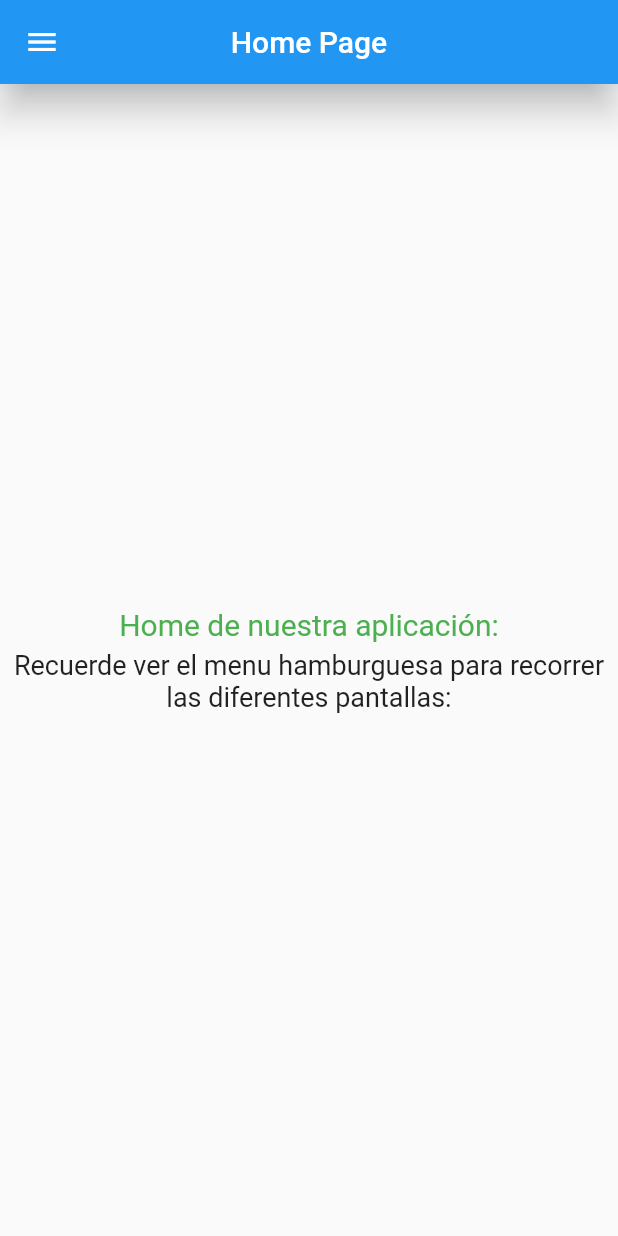
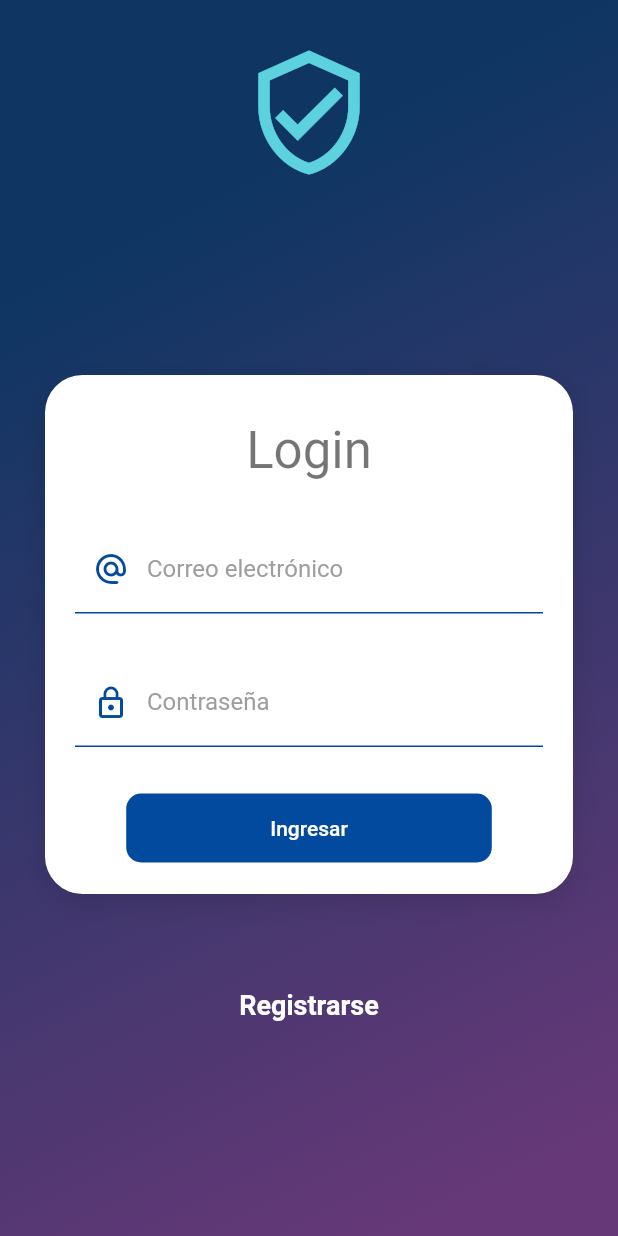
Before and after one commit to sganan81/flutter_app, a Flutter app: the screen it shows after launch, on a phone screen of 412 x 824 dp. Run offline on Flutter 3.47's test engine with Material 2 defaults, Android fonts, the phone set to English and light mode, and no system bars; our stand-ins replace firebase_core, flutter_dotenv, shared_preferences; missing offline and left inert: flutter_barcode_scanner; accounts and stored records are empty.

Commit message:
Login + Register + inicializacion Firebase

```diff
--- a/lib/main.dart
+++ b/lib/main.dart
@@ -6,11 +6,17 @@ import 'package:flutter_app/shared/preferences.dart';
 import 'package:flutter_dotenv/flutter_dotenv.dart';
 import 'package:provider/provider.dart';
 
+import 'package:firebase_core/firebase_core.dart';
+import 'firebase_options.dart';
+
 
 Future<void> main() async{
   WidgetsFlutterBinding.ensureInitialized();
   await dotenv.load();
-  await Preferences.init();  //valores guardados en el disco de nuestro movil.
+  await Preferences.init();
+  await Firebase.initializeApp(
+      options: DefaultFirebaseOptions.currentPlatform,
+  );  //valores guardados en el disco de nuestro movil.
 
   runApp(
     MultiProvider(
@@ -33,7 +39,7 @@ class MyApp extends StatelessWidget{
       title: 'MyApp',
       debugShowCheckedModeBanner: false,
       theme:  Provider.of<ThemeProvider>(context).temaActual,
-      initialRoute: 'home',
+      initialRoute: 'login',
       routes: {
         'home': (context) => const HomePage(),
         'design': (context) => const DesignPage(),
@@ -54,6 +60,9 @@ class MyApp extends StatelessWidget{
         'demo_provider':(context) => const DemoProvider(),
         'photo_provider':(context) => const PhotosPage(),
         'clima_provider':(context) => const ClimaPage(),
+        'login':(context) => const LoginPage(),
+        'register':(context) => const RegisterPage(),
+        'future_builder':(context) => FutureBuilderPage(),
 
       },
     );
--- /dev/null
+++ b/lib/pages/login_page.dart
@@ -0,0 +1,148 @@
+import 'package:flutter/material.dart';
+import 'package:flutter_app/providers/providers.dart';
+import 'package:flutter_app/themes/themes.dart';
+import 'package:flutter_app/widgets/widgets.dart';
+import 'package:provider/provider.dart';
+
+
+class LoginPage extends StatelessWidget {
+
+  const LoginPage({super.key});
+
+  @override
+  Widget build(BuildContext context) {
+    return Scaffold(
+      backgroundColor: Colors.black,
+      body: BackgroundLogin(
+        icon: Icons.verified_user_outlined,
+        child: SingleChildScrollView(
+          child: Column(
+            children: [
+              const SizedBox( height: 250 ),
+              CardAuth(
+                child: Column(
+                  children: [
+                    const SizedBox( height: 10 ),
+                    Text('Login', style: Theme.of(context).textTheme.headline4 ),
+                    const SizedBox( height: 30 ),
+                    ChangeNotifierProvider(
+                      create: ( BuildContext context ) => LoginFormProvider(),
+                      child: _LoginForm()
+                    )
+                  ],
+                )
+              ),
+              const SizedBox( height: 50 ),
+              TextButton(
+                  child: const Text('Registrarse',
+                              style: TextStyle(
+                                    fontSize: 18,
+                                    fontWeight: FontWeight.bold,
+                                    color:Colors.white
+                                  ),
+                              ),
+                  onPressed: () => Navigator.of(context).pushReplacementNamed('register'),
+              ),
+              const SizedBox( height: 50 ),
+            ],
+          )
+        )
+      ),
+    );
+  }
+}
+
+
+class _LoginForm extends StatelessWidget {
+
+  @override
+  Widget build(BuildContext context) {
+    final loginForm = Provider.of<LoginFormProvider>(context);
+
+    return SizedBox(
+      child: Form(
+        autovalidateMode: AutovalidateMode.onUserInteraction,
+        key: loginForm.formKey,
+        child: Column(
+          children: [
+
+            TextFormField(
+              autocorrect: false,
+              keyboardType: TextInputType.emailAddress,
+              decoration: InputDecorations.authInputDecoration(
+                hintText: 'name@domain.com',
+                labelText: 'Correo electrónico',
+                prefixIcon: Icons.alternate_email_rounded
+              ),
+              onChanged: ( value ) => loginForm.email = value,
+              validator: ( value ) {
+
+                  String pattern = r'^(([^<>()[\]\\.,;:\s@\"]+(\.[^<>()[\]\\.,;:\s@\"]+)*)|(\".+\"))@((\[[0-9]{1,3}\.[0-9]{1,3}\.[0-9]{1,3}\.[0-9]{1,3}\])|(([a-zA-Z\-0-9]+\.)+[a-zA-Z]{2,}))$';
+                  RegExp regExp  = RegExp(pattern);
+
+                  return regExp.hasMatch(value ?? '')
+                    ? null
+                    : 'Correo inválido';
+
+              },
+            ),
+
+            const SizedBox( height: 30 ),
+
+            TextFormField(
+              autocorrect: false,
+              obscureText: true,
+              keyboardType: TextInputType.text,
+              decoration: InputDecorations.authInputDecoration(
+                hintText: '*****',
+                labelText: 'Contraseña',
+                prefixIcon: Icons.lock_outline
+              ),
+              onChanged: (value) {
+
+              },
+              validator: ( value ) {
+
+                  return ( value != null && value.length >= 6 )
+                    ? null
+                    : 'Mínimo 6 caracteres';
+
+              },
+            ),
+
+            const SizedBox( height: 30 ),
+
+            MaterialButton(
+              shape: RoundedRectangleBorder(borderRadius: BorderRadius.circular(10)),
+              disabledColor: Colors.grey,
+              elevation: 0,
+              color: const Color(0xff014a9e) ,
+              onPressed: loginForm.isLoading ? null : () async {
+
+                FocusScope.of(context).unfocus();
+
+                if( !loginForm.isValidForm() ) return;
+
+                loginForm.isLoading = true;
+
+                Navigator.pushReplacementNamed(context, 'home');
+                // TODO: alerta error si credenciales son incorrectas
+                loginForm.isLoading = false;
+              },
+              child: Container(
+                padding: const EdgeInsets.symmetric( horizontal: 80, vertical: 15),
+                child: Text(
+                  loginForm.isLoading
+                    ? 'Espere'
+                    : 'Ingresar',
+                  style: const TextStyle( color: Colors.white ),
+                )
+              ),
+            )
+
+          ],
+        ),
+      ),
+    );
+  }
+}
--- a/lib/pages/pages.dart
+++ b/lib/pages/pages.dart
@@ -1,28 +1,22 @@
+export 'package:flutter_app/pages/register_page.dart';
 
-
-export 'package:flutter_app/pages/photos_page.dart';
-
-export 'package:flutter_app/pages/demo_provider_page.dart';
-
-export 'package:flutter_app/pages/counter_page2.dart';
-
-export 'package:flutter_app/pages/profile_page.dart';
-
-export 'package:flutter_app/pages/slivers_page.dart';
-
-export 'package:flutter_app/pages/pageview_page.dart';
-
-export 'package:flutter_app/pages/form_page.dart';
-
+export 'package:flutter_app/pages/card_page.dart';
 export 'package:flutter_app/pages/card_swiper.dart';
-
-export 'package:flutter_app/pages/custom_list_page.dart';
-export 'package:flutter_app/pages/qr_page.dart';
 export 'package:flutter_app/pages/container_page.dart';
 export 'package:flutter_app/pages/counter_page.dart';
+export 'package:flutter_app/pages/counter_page2.dart';
+export 'package:flutter_app/pages/custom_list_page.dart';
 export 'package:flutter_app/pages/demo_page.dart';
+export 'package:flutter_app/pages/demo_provider_page.dart';
 export 'package:flutter_app/pages/design_page.dart';
+export 'package:flutter_app/pages/form_page.dart';
+export 'package:flutter_app/pages/future_builder_page.dart';
 export 'package:flutter_app/pages/home_page.dart';
 export 'package:flutter_app/pages/listbuilder_page.dart';
 export 'package:flutter_app/pages/listview_page.dart';
-export 'package:flutter_app/pages/card_page.dart';
+export 'package:flutter_app/pages/login_page.dart';
+export 'package:flutter_app/pages/pageview_page.dart';
+export 'package:flutter_app/pages/photos_page.dart';
+export 'package:flutter_app/pages/profile_page.dart';
+export 'package:flutter_app/pages/qr_page.dart';
+export 'package:flutter_app/pages/slivers_page.dart';
--- /dev/null
+++ b/lib/providers/login_form_provider.dart
@@ -0,0 +1,29 @@
+import 'package:flutter/material.dart';
+
+
+class LoginFormProvider extends ChangeNotifier {
+
+  GlobalKey<FormState> formKey = new GlobalKey<FormState>();
+
+  String email    = '';
+  String password = '';
+
+  bool _isLoading = false;
+  bool get isLoading => _isLoading;
+
+  set isLoading( bool value ) {
+    _isLoading = value;
+    notifyListeners();
+  }
+
+
+  bool isValidForm() {
+
+    print(formKey.currentState?.validate());
+
+    print('$email - $password');
+
+    return formKey.currentState?.validate() ?? false;
+  }
+
+}
--- a/lib/providers/providers.dart
+++ b/lib/providers/providers.dart
@@ -1,3 +1,4 @@
+export 'package:flutter_app/providers/login_form_provider.dart';
 export 'package:flutter_app/providers/clima_provider.dart';
 export 'package:flutter_app/providers/new_photos.dart';
 export 'package:flutter_app/providers/theme_provider.dart';
--- /dev/null
+++ b/lib/themes/inputs_login.dart
@@ -0,0 +1,33 @@
+import 'package:flutter/material.dart';
+
+class InputDecorations {
+
+  static InputDecoration authInputDecoration({
+    required String hintText,
+    required String labelText,
+    IconData? prefixIcon
+  }) {
+    return InputDecoration(
+        enabledBorder: const UnderlineInputBorder(
+          borderSide: BorderSide(
+            color: Color(0xff014a9e)
+          ),
+        ),
+        focusedBorder: const UnderlineInputBorder(
+          borderSide: BorderSide(
+            color: Color(0xff014a9e),
+            width: 2
+          )
+        ),
+        hintText: hintText,
+        labelText: labelText,
+        labelStyle: const TextStyle(
+          color: Colors.grey
+        ),
+        prefixIcon: prefixIcon != null
+          ? Icon( prefixIcon, color: const Color(0xff014a9e) )
+          : null
+      );
+  }
+
+}
--- /dev/null
+++ b/lib/themes/themes.dart
@@ -0,0 +1,2 @@
+export 'package:flutter_app/themes/inputs_login.dart';
+export 'package:flutter_app/themes/default_theme.dart';
--- /dev/null
+++ b/lib/widgets/background_login.dart
@@ -0,0 +1,63 @@
+import 'package:flutter/material.dart';
+
+class BackgroundLogin extends StatelessWidget {
+
+  final Widget child;
+  final IconData icon;
+
+  const BackgroundLogin({
+      super.key,
+      required this.child,
+      required this.icon,
+  });
+
+  @override
+  Widget build(BuildContext context) {
+    return Container(
+      width: double.infinity,
+      height: double.infinity,
+      decoration: const BoxDecoration(
+        color: Colors.red,
+        gradient: LinearGradient(
+          colors: <Color>[
+            Color.fromARGB(255, 15, 54, 99),
+            Color.fromARGB(255, 102, 56, 119),
+          ],
+          begin: Alignment.topLeft,
+          end: Alignment.bottomRight,
+          stops: [0.2,0.93]
+        )
+      ),
+      child: Stack(
+         children:[
+          _IconBackground(iconBackground:this.icon),
+
+          this.child
+        ],
+      )
+    );
+  }
+}
+
+class _IconBackground extends StatelessWidget {
+  final IconData iconBackground;
+
+  const _IconBackground({
+      super.key,
+      required this.iconBackground
+  });
+
+  @override
+  Widget build(BuildContext context) {
+    return SafeArea(
+      child: Container(
+        width: double.infinity,
+        margin: const EdgeInsets.only( top: 30 ),
+        child: Icon(
+          iconBackground,
+          color: Color.fromARGB(220, 104, 235, 241), size: 90
+        ),
+      ),
+    );
+  }
+}
--- /dev/null
+++ b/lib/widgets/card_auth.dart
@@ -0,0 +1,36 @@
+import 'package:flutter/material.dart';
+
+class CardAuth extends StatelessWidget {
+
+  final Widget child;
+
+  const CardAuth({
+    Key? key,
+    required this.child
+  }) : super(key: key);
+
+  @override
+  Widget build(BuildContext context) {
+    return Padding(
+      padding: const EdgeInsets.symmetric( horizontal: 30 ),
+      child: Container(
+          width: double.infinity,
+          padding: const EdgeInsets.all( 20 ),
+          decoration: _createCardShape(),
+          child: this.child,
+      ),
+    );
+  }
+
+  BoxDecoration _createCardShape() => BoxDecoration(
+    color: Colors.white,
+    borderRadius: BorderRadius.circular(25),
+    boxShadow: const [
+      BoxShadow(
+        color: Colors.black12,
+        blurRadius: 15,
+        offset: Offset(0, 5),
+      )
+    ]
+  );
+}
--- a/lib/widgets/drawer_menu.dart
+++ b/lib/widgets/drawer_menu.dart
@@ -22,6 +22,7 @@ class DrawerMenu extends StatelessWidget {
     {'route':'demo_provider','title':'Demo Provider','subtitle':''},
     {'route':'photo_provider','title':'Photo Provider','subtitle':'http,dotenv,quicktype'},
     {'route':'clima_provider','title':'Clima','subtitle':'http,dotenv,quicktype'},
+    {'route':'future_builder','title':'Future Builder','subtitle':'unsplash'},
 
   ];
 
@@ -49,7 +50,9 @@ class DrawerMenu extends StatelessWidget {
                   subtitle: Text(item['subtitle'] ?? '', style: const TextStyle(fontFamily: 'RobotoMono', fontSize: 11)),
                   leading: const Icon(Icons.arrow_right ),
                   onTap: () {
-                    Navigator.pushReplacementNamed(context, item['route']!);
+                    //Navigator.pop(context);
+                    //Navigator.pushReplacementNamed(context, item['route']!);
+                    Navigator.pushNamed(context, item['route']!);
                   },
               )
             ).toList()
--- a/lib/widgets/widgets.dart
+++ b/lib/widgets/widgets.dart
@@ -1,4 +1,7 @@
+
+export 'package:flutter_app/widgets/background_login.dart';
+export 'package:flutter_app/widgets/card_basic.dart';
+export 'package:flutter_app/widgets/card_image.dart';
+export 'package:flutter_app/widgets/card_auth.dart';
+export 'package:flutter_app/widgets/drawer_menu.dart';
 export 'package:flutter_app/widgets/inputs_form.dart';
-export 'package:flutter_app/widgets/card_image.dart';
-export 'package:flutter_app/widgets/card_basic.dart';
-export 'package:flutter_app/widgets/drawer_menu.dart';
--- a/pubspec.yaml
+++ b/pubspec.yaml
@@ -41,6 +41,7 @@ dependencies:
   provider: ^6.0.4
   flutter_dotenv: ^5.0.2
   http: ^0.13.5
+  firebase_core: ^2.3.0
 
 dev_dependencies:
   flutter_test:
```
Also changed, not shown: lib/pages/future_builder_page.dart (added, +145 -0 lines), lib/pages/register_page.dart (added, +148 -0 lines), lib/firebase_options.dart (added), lib/pages/clima_page.dart (line endings or trailing spaces), lib/services/auth_service.dart (added), lib/services/services.dart (added), pubspec.lock, 3 other files.
